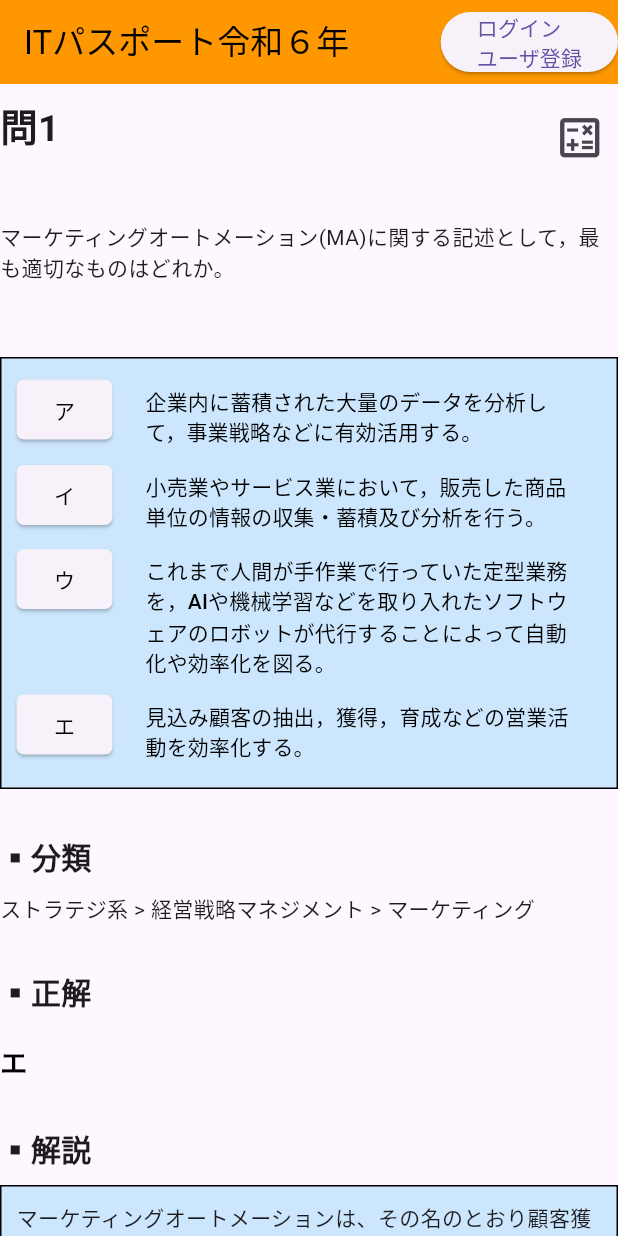
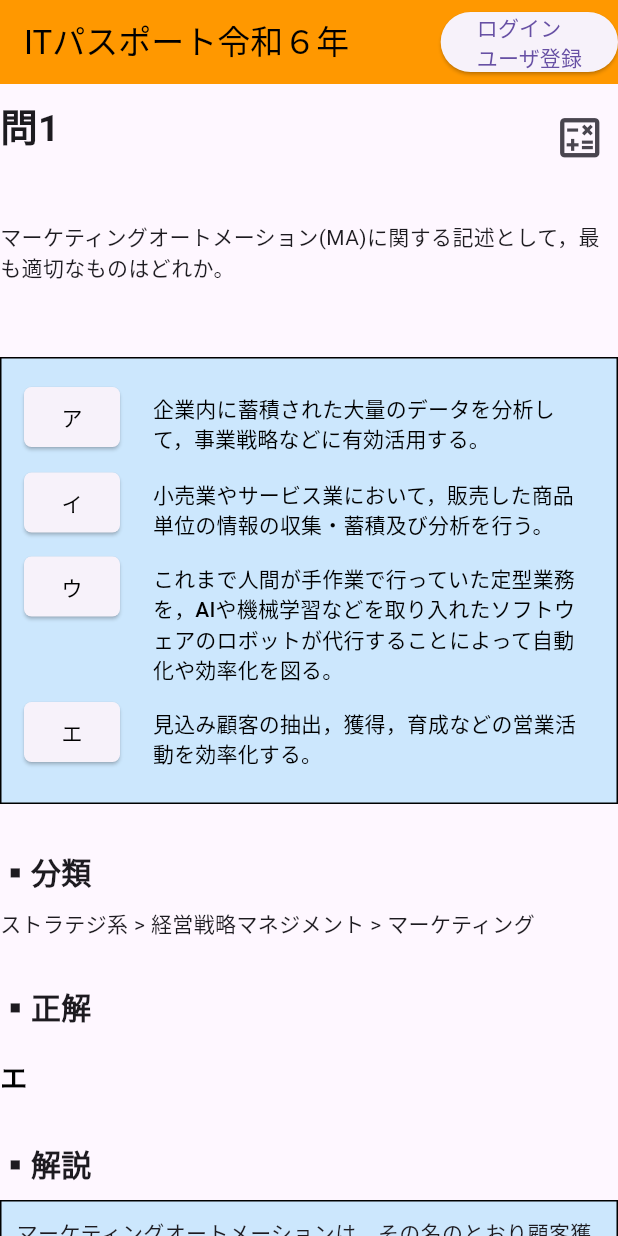
Before and after one commit to gothedistance/it_passport_training_app, a Flutter app: the screen it shows after launch, after a tap on "正解を表示する", on a phone screen of 412 x 824 dp. Run offline on Flutter 3.47's test engine with Material 3 defaults, Android fonts, the phone set to English and light mode, and no system bars.

Commit message:
Flutterトレーニング２課題＿20250326

```diff
--- a/lib/answer.dart
+++ b/lib/answer.dart
@@ -1,46 +1,56 @@
 import 'package:flutter/material.dart';
 
-class Answer extends StatefulWidget {
-  const Answer({super.key, required this.answer});
+class Answer extends StatelessWidget {
+  const Answer({
+    super.key,
+    required this.answer,
+    required this.show_answer,
+    required this.answer_Visible,
+  });
 
   final String answer;
+  final VoidCallback show_answer;
+  final bool answer_Visible;
 
-  @override
-  _AnswerState createState() => _AnswerState(); // ステートクラス作成
-}
-
-class _AnswerState extends State<Answer> {
-  bool _isAnswerVisible = false; // 正解を非表示
+  //  @override
+  //  _AnswerState createState() => _AnswerState(); // ステートクラス作成
+  //}
+  //
+  //class _AnswerState extends State<Answer> {
+  //  bool answer_Visible = false; // 正解を非表示
 
   // 正解を表示するための、イベントを定義
-  void _showAnswer() {
-    setState(() {
-      _isAnswerVisible = true; // ボタン押下時に正解を表示
-    });
-  }
+  //void show_answer() {
+  //  setState(() {
+  //    answer_Visible = true; // ボタン押下時に正解を表示
+  //  });
+  //}
 
   @override
   Widget build(BuildContext context) {
     return Container(
       alignment: Alignment.centerLeft,
+      child: Padding(
+        padding: EdgeInsets.only(top: 30),
         child: Column(
           crossAxisAlignment: CrossAxisAlignment.start,
           children: [
             Text('▪️正解', style: TextStyle(fontSize: 20, fontWeight: FontWeight.bold)),
             SizedBox(height: 10),
-          if (!_isAnswerVisible)
+            if (!answer_Visible)
               ElevatedButton(
-              onPressed: _showAnswer, // ボタンを押したら正解を表示
+                onPressed: show_answer, // ボタンを押したら正解を表示
                 child: Text('正解を表示する', style: TextStyle(color: Colors.black)),
               ),
             SizedBox(height: 10),
-          if (_isAnswerVisible) // ボタン押下後に正解を表示
+            if (answer_Visible) // ボタン押下後に正解を表示
               Text(
-              widget.answer,
+                answer,
                 style: TextStyle(fontSize: 18, color: Colors.black, fontWeight: FontWeight.bold),
               ),
           ],
         ),
+      ),
     );
   }
 }
--- a/lib/choices.dart
+++ b/lib/choices.dart
@@ -11,6 +11,8 @@ class Choices extends StatelessWidget {
     return Container(
       padding: EdgeInsets.all(10),
       decoration: BoxDecoration(color: Colors.lightBlue.withOpacity(0.2), border: Border.all()),
+      child: Padding(
+        padding: EdgeInsets.all(05),
         child: Column(
           crossAxisAlignment: CrossAxisAlignment.start, // 左揃え
           mainAxisAlignment: MainAxisAlignment.start,
@@ -43,6 +45,7 @@ class Choices extends StatelessWidget {
               ),
           ],
         ),
+      ),
     );
   }
 }
--- a/lib/classification.dart
+++ b/lib/classification.dart
@@ -7,16 +7,18 @@ class Classification extends StatelessWidget {
 
   @override
   Widget build(BuildContext context) {
-    return Container(
+    return Padding(
+      padding: EdgeInsets.only(top: 30),
+      child: Container(
         alignment: Alignment.centerLeft,
         child: Column(
           crossAxisAlignment: CrossAxisAlignment.start,
           children: [
             Text('▪️分類', style: TextStyle(fontSize: 20, fontWeight: FontWeight.bold)),
             SizedBox(height: 10),
-
             Text(classification.toString()),
           ],
+        ),
       ),
     );
   }
--- a/lib/description.dart
+++ b/lib/description.dart
@@ -11,10 +11,22 @@ class Description extends StatelessWidget {
 
   @override
   Widget build(BuildContext context) {
-    return Container(
+    return Column(
+      children: [
+        SizedBox(height: 30),
+        Container(
+          alignment: Alignment.centerLeft,
+          child: Text('▪️解説', style: TextStyle(fontSize: 20, fontWeight: FontWeight.bold)),
+        ),
+        Padding(
+          padding: EdgeInsets.only(top: 10),
+          child: Container(
             alignment: Alignment.centerLeft,
             padding: EdgeInsets.all(10),
-      decoration: BoxDecoration(color: Colors.lightBlue.withOpacity(0.2), border: Border.all()),
+            decoration: BoxDecoration(
+              color: Colors.lightBlue.withOpacity(0.2),
+              border: Border.all(),
+            ),
             child: Column(
               crossAxisAlignment: CrossAxisAlignment.start,
               children: [
@@ -45,6 +57,9 @@ class Description extends StatelessWidget {
                 ],
               ],
             ),
+          ),
+        ),
+      ],
     );
   }
 }
--- a/lib/main.dart
+++ b/lib/main.dart
@@ -12,8 +12,15 @@ void main() {
   runApp(const MyApp());
 }
 
-class MyApp extends StatelessWidget {
+class MyApp extends StatefulWidget {
   const MyApp({super.key});
+
+  @override
+  _MyAppState createState() => _MyAppState();
+}
+
+class _MyAppState extends State<MyApp> {
+  bool _isVisible = false; // 分類、回答、解説表示フラグ
 
   @override
   Widget build(BuildContext context) {
@@ -28,33 +35,42 @@ class MyApp extends StatelessWidget {
         body: Scrollbar(
           child: SingleChildScrollView(
             primary: true,
-
             child: Column(
               children: [
-                const SizedBox(height: 10),
-                Number(number: dummyData['id'].toString()), // 問題数を定義したクラス
-                const SizedBox(height: 30),
-                Question(questionText: dummyData['question'].toString()), // 問題を定義
-                const SizedBox(height: 50),
-                // 問題の選択肢を定義したクラス
+                // 問題数
+                Number(number: dummyData['id'].toString()),
+
+                // 問題
+                Question(questionText: dummyData['question'].toString()),
+
+                // 問題の選択肢
                 Choices(
                   choiceQuestions: dummyData['choice_questions'] as List<Map<String, String>>,
                 ),
-                SizedBox(height: 30),
-                Classification(classification: dummyData['classification'].toString()), //分類を定義をクラス
-                SizedBox(height: 30),
-                Answer(answer: dummyData['answer'].toString()), //正解を定義したクラス
-                SizedBox(height: 30),
-                Container(
-                  alignment: Alignment.centerLeft,
-                  child: Text('▪️解説', style: TextStyle(fontSize: 20, fontWeight: FontWeight.bold)),
+
+                //分類
+                if (_isVisible) ...[
+                  Classification(classification: dummyData['classification'].toString()),
+                ],
+
+                //正解
+                Answer(
+                  answer: dummyData['answer'].toString(),
+                  show_answer: () {
+                    setState(() {
+                      _isVisible = true;
+                    });
+                  },
+                  answer_Visible: _isVisible,
                 ),
-                SizedBox(height: 10),
-                // 解説を定義したクラス
-                Description(
-                  descriptions: dummyData['descriptions'] as List<Map<String, String>>,
-                  choice_questions: dummyData['choice_questions'] as List<Map<String, String>>,
-                ),
+
+                // 解説
+                if (_isVisible) ...[
+                  Description(
+                    descriptions: dummyData['descriptions'] as List<Map<String, String>>,
+                    choice_questions: dummyData['choice_questions'] as List<Map<String, String>>,
+                  ),
+                ],
               ],
             ),
           ),
--- a/lib/number.dart
+++ b/lib/number.dart
@@ -8,7 +8,9 @@ class Number extends StatelessWidget {
 
   @override
   Widget build(BuildContext context) {
-    return Row(
+    return Padding(
+      padding: EdgeInsets.only(top: 10, bottom: 30),
+      child: Row(
         crossAxisAlignment: CrossAxisAlignment.start,
         mainAxisAlignment: MainAxisAlignment.spaceEvenly,
         children: [
@@ -16,6 +18,7 @@ class Number extends StatelessWidget {
           const Spacer(), //空きスペースを埋める
           IconButton(icon: const Icon(Icons.calculate_outlined), onPressed: () {}, iconSize: 35),
         ],
+      ),
     );
   }
 }
--- a/lib/question.dart
+++ b/lib/question.dart
@@ -7,6 +7,6 @@ class Question extends StatelessWidget {
 
   @override
   Widget build(BuildContext context) {
-    return Text(questionText);
+    return Padding(padding: EdgeInsets.only(bottom: 50), child: Text(questionText));
   }
 }
```
Also changed, not shown: 6 other files. Lines whose indentation alone changed are shown as unchanged.
